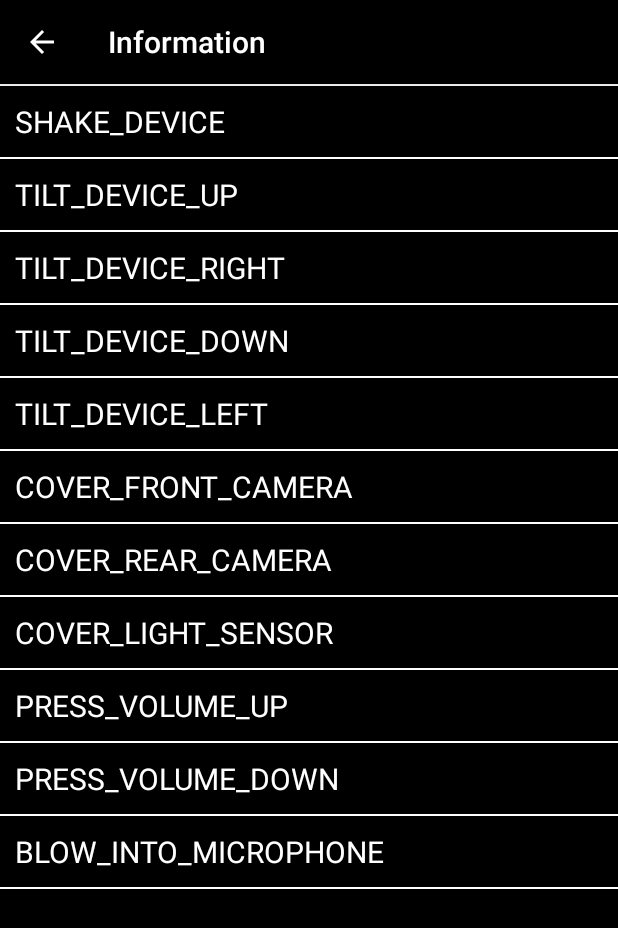
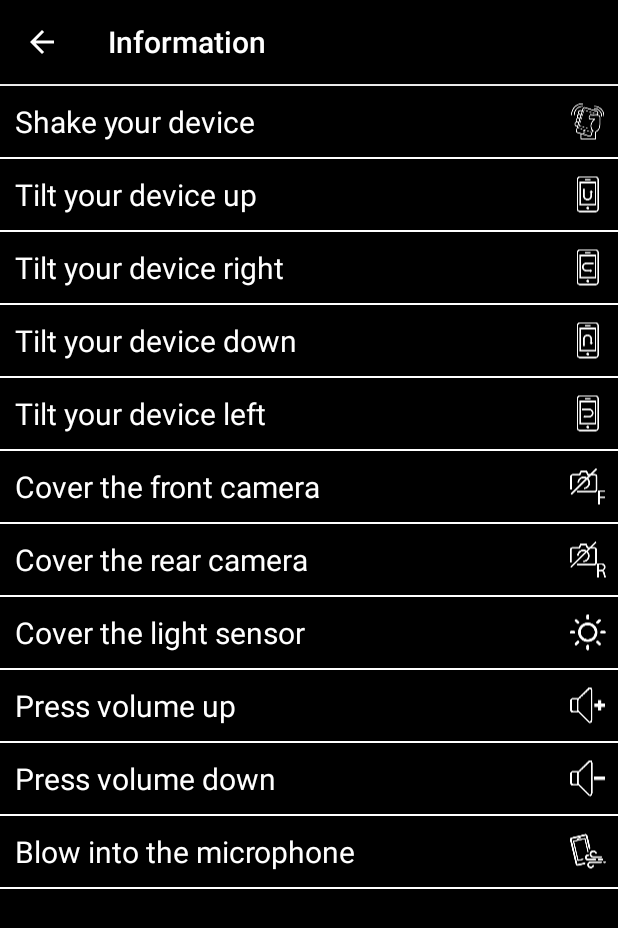
Before and after one commit to JJdeGroot/Overdrill, an Android app: the screen it shows after launch (InfoActivity), after a tap on "Information", on a phone screen of 412 x 824 dp. Shown: the top 928 px of the screen. Run offline under Robolectric (Android 15) with nearby library versions, the phone set to English and light mode, and no system bars.

Commit message:
Task icon, explanation and more

```diff
--- a/app/src/main/AndroidManifest.xml
+++ b/app/src/main/AndroidManifest.xml
@@ -39,7 +39,7 @@
 
         <!-- Info: sensor -->
         <activity
-            android:name=".info.InteractionInfoActivity"
+            android:name=".info.TaskInfoActivity"
             android:screenOrientation="portrait" />
 
     </application>
--- a/app/src/main/java/fr/ups/overdrill/MainActivity.java
+++ b/app/src/main/java/fr/ups/overdrill/MainActivity.java
@@ -179,7 +179,9 @@ public class MainActivity extends InteractionActivity implements TaskCallback {
     @Override
     public void onTaskStart(Task task) {
         registerActionListener(task.getInteraction());
-        commandView.setText(task.getTextID());
+
+        String command = getString(task.getTextID());
+        commandView.setText(command.toUpperCase());
     }
 
     @Override
--- a/app/src/main/java/fr/ups/overdrill/game/Task.java
+++ b/app/src/main/java/fr/ups/overdrill/game/Task.java
@@ -14,6 +14,7 @@ public enum Task {
     SHAKE_DEVICE (
             Interaction.SHAKE_DEVICE,
             R.string.shake_your_device,
+            R.string.explanation_shake_your_device,
             R.raw.shake_your_device,
             R.drawable.icon_shake
     ),
@@ -21,6 +22,7 @@ public enum Task {
     TILT_DEVICE_UP (
             Interaction.TILT_DEVICE_UP,
             R.string.tilt_your_device_up,
+            R.string.explanation_tilt_your_device_up,
             R.raw.tilt_your_device_up,
             R.drawable.icon_tilt_up
     ),
@@ -28,6 +30,7 @@ public enum Task {
     TILT_DEVICE_RIGHT (
             Interaction.TILT_DEVICE_RIGHT,
             R.string.tilt_your_device_right,
+            R.string.explanation_tilt_your_device_right,
             R.raw.tilt_your_device_right,
             R.drawable.icon_tilt_right
     ),
@@ -35,6 +38,7 @@ public enum Task {
     TILT_DEVICE_DOWN (
             Interaction.TILT_DEVICE_DOWN,
             R.string.tilt_your_device_down,
+            R.string.explanation_tilt_your_device_down,
             R.raw.tilt_your_device_down,
             R.drawable.icon_tilt_down
     ),
@@ -42,6 +46,7 @@ public enum Task {
     TILT_DEVICE_LEFT (
             Interaction.TILT_DEVICE_LEFT,
             R.string.tilt_your_device_left,
+            R.string.explanation_tilt_your_device_left,
             R.raw.tilt_your_device_left,
             R.drawable.icon_tilt_left
     ),
@@ -49,6 +54,7 @@ public enum Task {
     COVER_FRONT_CAMERA (
             Interaction.COVER_FRONT_CAMERA,
             R.string.cover_the_front_camera,
+            R.string.explanation_cover_the_front_camera,
             R.raw.cover_the_front_camera,
             R.drawable.icon_camera_front
     ),
@@ -56,6 +62,7 @@ public enum Task {
     COVER_REAR_CAMERA (
             Interaction.COVER_REAR_CAMERA,
             R.string.cover_the_rear_camera,
+            R.string.explanation_cover_the_rear_camera,
             R.raw.cover_the_rear_camera,
             R.drawable.icon_camera_rear
     ),
@@ -63,6 +70,7 @@ public enum Task {
     COVER_LIGHT_SENSOR (
             Interaction.COVER_LIGHT_SENSOR,
             R.string.cover_the_light_sensor,
+            R.string.explanation_cover_the_light_sensor,
             R.raw.cover_the_light_sensor,
             R.drawable.icon_light
     ),
@@ -70,6 +78,7 @@ public enum Task {
     PRESS_VOLUME_UP (
             Interaction.PRESS_VOLUME_UP,
             R.string.press_volume_up,
+            R.string.explanation_press_volume_up,
             R.raw.press_volume_up,
             R.drawable.icon_volume_up
     ),
@@ -77,6 +86,7 @@ public enum Task {
     PRESS_VOLUME_DOWN (
             Interaction.PRESS_VOLUME_DOWN,
             R.string.press_volume_down,
+            R.string.explanation_press_volume_down,
             R.raw.press_volume_down,
             R.drawable.icon_volume_down
     ),
@@ -84,6 +94,7 @@ public enum Task {
     BLOW_INTO_MICROPHONE (
             Interaction.BLOW_INTO_MICROPHONE,
             R.string.blow_into_the_microphone,
+            R.string.explanation_blow_into_the_microphone,
             R.raw.blow_into_the_microphone,
             R.drawable.icon_blow
     );
@@ -93,12 +104,14 @@ public enum Task {
 
     private Interaction interaction;
     private int textID;
+    private int explanationID;
     private int audioID;
     private int iconID;
 
-    private Task(Interaction interaction, int textID, int audioID, int iconID) {
+    private Task(Interaction interaction, int textID, int explanationID, int audioID, int iconID) {
         this.interaction = interaction;
         this.textID = textID;
+        this.explanationID = explanationID;
         this.audioID = audioID;
         this.iconID = iconID;
     }
@@ -111,6 +124,10 @@ public enum Task {
         return textID;
     }
 
+    public int getExplanationID() {
+        return explanationID;
+    }
+
     public int getAudioID() {
         return audioID;
     }
--- a/app/src/main/java/fr/ups/overdrill/info/InfoActivity.java
+++ b/app/src/main/java/fr/ups/overdrill/info/InfoActivity.java
@@ -2,30 +2,25 @@ package fr.ups.overdrill.info;
 
 import android.content.Context;
 import android.content.Intent;
-import android.support.annotation.NonNull;
-import android.support.v7.app.AppCompatActivity;
 import android.os.Bundle;
 import android.util.Log;
-import android.view.MenuItem;
 import android.view.View;
 import android.view.ViewGroup;
 import android.widget.AdapterView;
 import android.widget.ArrayAdapter;
 import android.widget.GridView;
+import android.widget.ImageView;
 import android.widget.TextView;
 
-import java.util.ArrayList;
-import java.util.List;
-
-import fr.ups.interactions.model.Interaction;
 import fr.ups.overdrill.R;
+import fr.ups.overdrill.game.Task;
 
 /**
  * Activity where all sensors are listed.
  */
 public class InfoActivity extends ParentActivity {
 
-    private static final String TAG = "InteractionActivity";
+    private static final String TAG = "InfoActivity";
     private static final int REQUEST_CODE = 1;
     private InteractionAdapter adapter;
 
@@ -39,7 +34,7 @@ public class InfoActivity extends ParentActivity {
         gridView.setOnItemClickListener(new InteractionListener());
 
         // Adapter
-        this.adapter = new InteractionAdapter(this, Interaction.values());
+        this.adapter = new InteractionAdapter(this, Task.values());
         gridView.setAdapter(adapter);
     }
 
@@ -52,10 +47,10 @@ public class InfoActivity extends ParentActivity {
         public void onItemClick(AdapterView<?> parent, View view, int position, long id) {
             Log.d(TAG, "Clicked on position #" + position);
 
-            Interaction interaction = adapter.getItem(position);
+            Task task = adapter.getItem(position);
 
-            Intent intent = new Intent(getApplicationContext(), InteractionInfoActivity.class);
-            intent.putExtra("interaction", interaction);
+            Intent intent = new Intent(getApplicationContext(), TaskInfoActivity.class);
+            intent.putExtra("task", task);
             startActivityForResult(intent, REQUEST_CODE);
         }
     }
@@ -63,10 +58,10 @@ public class InfoActivity extends ParentActivity {
     /**
      * Adapter to display interactions
      */
-    private class InteractionAdapter extends ArrayAdapter<Interaction> {
+    private class InteractionAdapter extends ArrayAdapter<Task> {
 
-        public InteractionAdapter(Context context, Interaction[] interactions) {
-            super(context, -1, interactions);
+        public InteractionAdapter(Context context, Task[] tasks) {
+            super(context, -1, tasks);
         }
 
         @Override
@@ -75,11 +70,15 @@ public class InfoActivity extends ParentActivity {
                 view = getLayoutInflater().inflate(R.layout.layout_info, parent, false);
             }
 
-            Interaction interaction = getItem(position);
+            Task task = getItem(position);
+
+            // IconView
+            ImageView iconView = (ImageView) view.findViewById(R.id.layout_info_IconView);
+            iconView.setImageResource(task.getIconID());
 
             // TextView
             TextView textView = (TextView) view.findViewById(R.id.layout_info_TextView);
-            textView.setText(interaction.toString());
+            textView.setText(task.getTextID());
 
             return view;
         }
--- a/app/src/main/res/layout/layout_info.xml
+++ b/app/src/main/res/layout/layout_info.xml
@@ -5,14 +5,29 @@
     android:layout_height="wrap_content"
     android:background="@drawable/ripple">
 
-    <TextView
-        android:id="@+id/layout_info_TextView"
-        android:text="Info"
+    <LinearLayout
         android:layout_width="match_parent"
         android:layout_height="wrap_content"
-        android:padding="10dp"
-        android:textColor="@color/white"
-        android:textSize="20sp" />
+        android:orientation="horizontal">
+
+        <TextView
+            android:id="@+id/layout_info_TextView"
+            android:text="Info"
+            android:layout_width="0dip"
+            android:layout_weight="1"
+            android:layout_height="wrap_content"
+            android:padding="10dp"
+            android:textColor="@color/white"
+            android:textSize="20sp" />
+
+        <ImageView
+            android:id="@+id/layout_info_IconView"
+            android:layout_width="wrap_content"
+            android:layout_height="match_parent"
+            android:scaleType="fitCenter"
+            android:layout_gravity="center" />
+
+    </LinearLayout>
 
     <View
         android:layout_width="match_parent"
--- a/app/src/main/res/values/strings.xml
+++ b/app/src/main/res/values/strings.xml
@@ -16,16 +16,29 @@
     <string name="action_hiscore">Hiscores</string>
 
     <!-- Tasks -->
-    <string name="shake_your_device">SHAKE YOUR DEVICE</string>
-    <string name="tilt_your_device_up">TILT YOUR DEVICE UP</string>
-    <string name="tilt_your_device_right">TILT YOUR DEVICE RIGHT</string>
-    <string name="tilt_your_device_down">TILT YOUR DEVICE DOWN</string>
-    <string name="tilt_your_device_left">TILT YOUR DEVICE LEFT</string>
-    <string name="cover_the_front_camera">COVER THE FRONT CAMERA</string>
-    <string name="cover_the_rear_camera">COVER THE REAR CAMERA</string>
-    <string name="cover_the_light_sensor">COVER THE LIGHT SENSOR</string>
-    <string name="press_volume_up">PRESS VOLUME UP</string>
-    <string name="press_volume_down">PRESS VOLUME DOWN</string>
-    <string name="blow_into_the_microphone">BLOW INTO THE MICROPHONE</string>
+    <string name="shake_your_device">Shake your device</string>
+    <string name="tilt_your_device_up">Tilt your device up</string>
+    <string name="tilt_your_device_right">Tilt your device right</string>
+    <string name="tilt_your_device_down">Tilt your device down</string>
+    <string name="tilt_your_device_left">Tilt your device left</string>
+    <string name="cover_the_front_camera">Cover the front camera</string>
+    <string name="cover_the_rear_camera">Cover the rear camera</string>
+    <string name="cover_the_light_sensor">Cover the light sensor</string>
+    <string name="press_volume_up">Press volume up</string>
+    <string name="press_volume_down">Press volume down</string>
+    <string name="blow_into_the_microphone">Blow into the microphone</string>
+
+    <!-- Task explanations -->
+    <string name="explanation_shake_your_device">Hold your device tightly and shake it in all directions!</string>
+    <string name="explanation_tilt_your_device_up">Tilt your device up.</string>
+    <string name="explanation_tilt_your_device_right">Tilt your device right.</string>
+    <string name="explanation_tilt_your_device_down">Tilt your device down.</string>
+    <string name="explanation_tilt_your_device_left">Tilt your device left.</string>
+    <string name="explanation_cover_the_front_camera">Place your hand over the front camera. Make sure to block all light!</string>
+    <string name="explanation_cover_the_rear_camera">Place your hand over the rear camera. Make sure to block all light!</string>
+    <string name="explanation_cover_the_light_sensor">Place your hand over the light sensor. Make sure to block all light!</string>
+    <string name="explanation_press_volume_up">Press the volume up button.</string>
+    <string name="explanation_press_volume_down">Press the volume down button.</string>
+    <string name="explanation_blow_into_the_microphone">Blow air into the microphone.</string>
 
 </resources>
```
Also changed, not shown: app/src/main/java/fr/ups/overdrill/info/InteractionInfoActivity.java (deleted, +0 -30 lines), app/src/main/java/fr/ups/overdrill/info/TaskInfoActivity.java (added, +35 -0 lines), app/src/main/res/layout/activity_task_info.xml (renamed from app/src/main/res/layout/activity_interaction_info.xml, +10 -3 lines), 5 other files.
